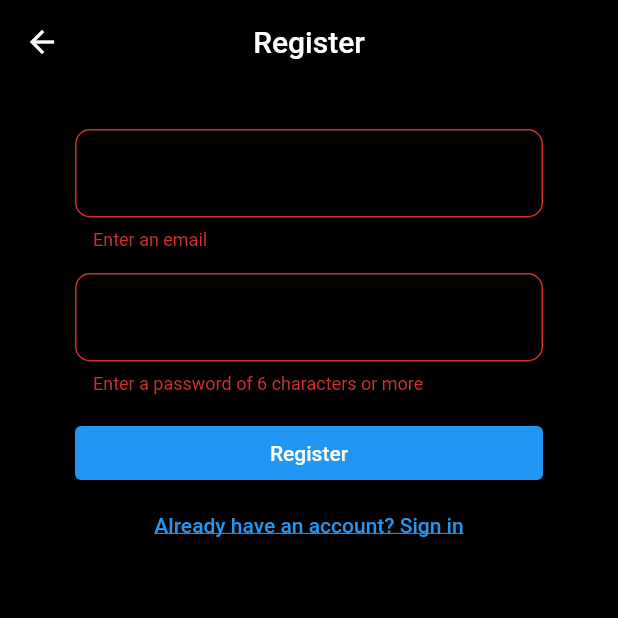
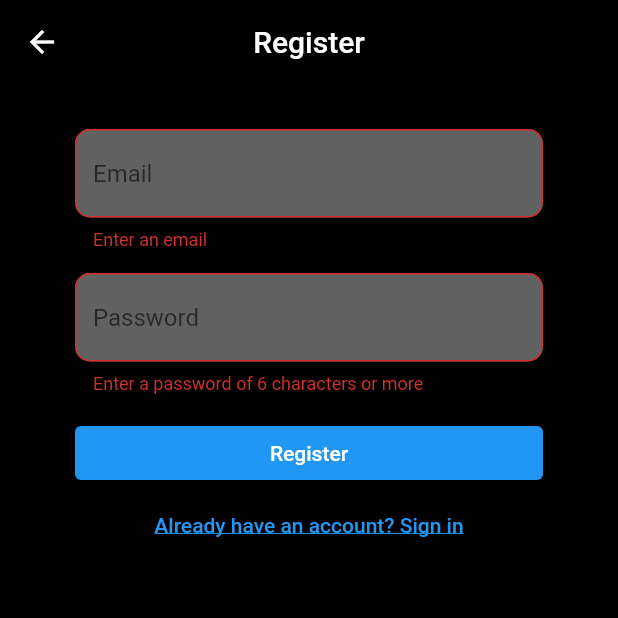
Before and after one commit to chan-ryan/workout_logger, a Flutter app: the Register screen opened directly, after a tap on "Register", on a phone screen of 412 x 824 dp, the top half of it. Run offline on Flutter 3.47's test engine with Material 2 defaults, Android fonts, the phone set to English and light mode, and no system bars; our stand-ins replace firebase_auth, flutter_spinkit; accounts and stored records are empty.

Commit message:
added loading screen, issue with textformfield color

```diff
--- a/lib/screens/authenticate/register.dart
+++ b/lib/screens/authenticate/register.dart
@@ -1,6 +1,7 @@
 import 'package:flutter/material.dart';
 import 'package:workout_logger/services/auth.dart';
 import 'package:workout_logger/shared/constants.dart';
+import 'package:workout_logger/shared/loading.dart';
 
 class Register extends StatefulWidget {
   final Function toggleView;
@@ -14,6 +15,7 @@ class Register extends StatefulWidget {
 class _RegisterState extends State<Register> {
   final AuthService _auth = AuthService();
   final _formkey = GlobalKey<FormState>();
+  bool loading = false;
 
   String email = '';
   String password = '';
@@ -21,7 +23,9 @@ class _RegisterState extends State<Register> {
 
   @override
   Widget build(BuildContext context) {
-    return Scaffold(
+    return loading
+        ? Loading()
+        : Scaffold(
             backgroundColor: Colors.black,
             appBar: AppBar(
               centerTitle: true,
@@ -37,8 +41,10 @@ class _RegisterState extends State<Register> {
                     children: [
                       SizedBox(height: 15.0),
                       TextFormField(
-                    decoration: textInputDecoration.copyWith(hintText: 'Email'),
-                    validator: (val) => val.isEmpty ? 'Enter an email' : null,
+                        decoration:
+                            textInputDecoration.copyWith(hintText: 'Email'),
+                        validator: (val) =>
+                            val.isEmpty ? 'Enter an email' : null,
                         onChanged: (val) {
                           setState(() => email = val);
                         },
@@ -61,10 +67,15 @@ class _RegisterState extends State<Register> {
                         child: ElevatedButton(
                           onPressed: () async {
                             if (_formkey.currentState.validate()) {
-                          dynamic result = await _auth
-                              .registerWithEmailAndPassword(email, password);
+                              setState(() => loading = true);
+                              dynamic result =
+                                  await _auth.registerWithEmailAndPassword(
+                                      email, password);
                               if (result == null) {
-                            setState(() => error = 'Invalid email');
+                                setState(() {
+                                  error = 'Invalid email';
+                                  loading = false;
+                                });
                               }
                             }
                           },
@@ -77,8 +88,8 @@ class _RegisterState extends State<Register> {
                             widget.toggleView();
                           },
                           child: Text("Already have an account? Sign in",
-                          style:
-                              TextStyle(decoration: TextDecoration.underline))),
+                              style: TextStyle(
+                                  decoration: TextDecoration.underline))),
                       SizedBox(height: 15.0),
                       Text(
                         error,
--- a/lib/shared/constants.dart
+++ b/lib/shared/constants.dart
@@ -1,7 +1,7 @@
 import 'package:flutter/material.dart';
 
 InputDecoration textInputDecoration = InputDecoration(
-  fillColor: Colors.grey[650],
+  fillColor: Colors.grey[700],
   filled: true,
   border: OutlineInputBorder(
       borderSide: BorderSide(color: Colors.grey),
--- a/pubspec.yaml
+++ b/pubspec.yaml
@@ -32,6 +32,7 @@ dependencies:
   firebase_auth: ^0.14.0+5
   cloud_firestore: ^0.12.9+4
   provider: ^5.0.0
+  flutter_spinkit: ^4.0.0
 
 dev_dependencies:
   flutter_test:
```
Also changed, not shown: lib/screens/authenticate/sign_in.dart (+16 -6 lines), lib/shared/loading.dart (added, +13 -0 lines), pubspec.lock. Lines whose indentation alone changed are shown as unchanged.
